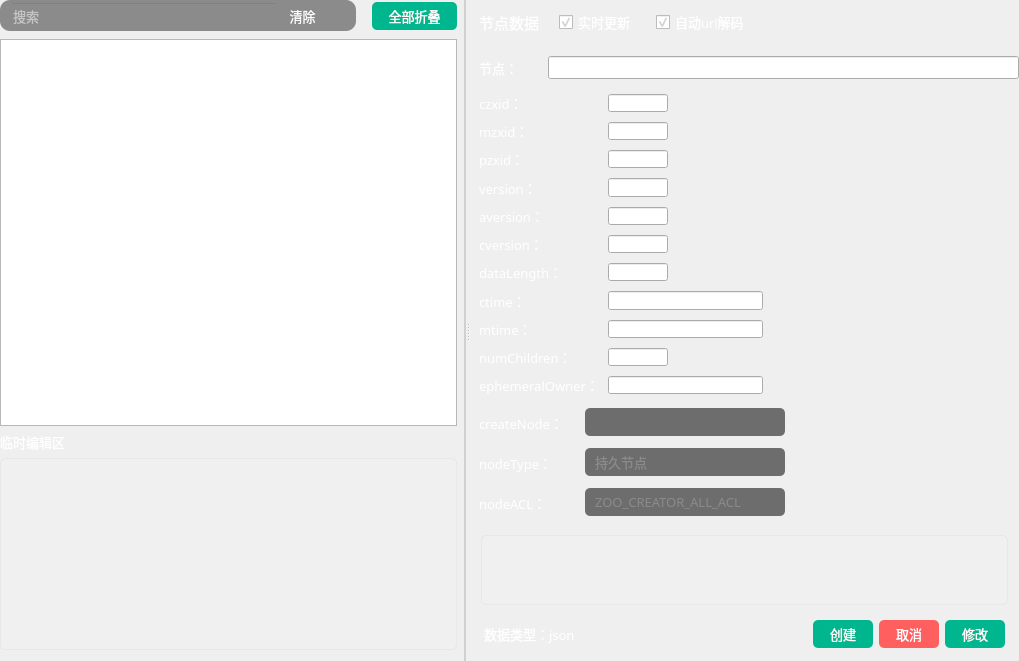
Before: the Qt Designer form Fdog-Kit-Zookeeper/module_zookeeper/zookeeperwidget.ui in HuaGouFdog/Fdog-Kit, drawn with Qt 5.
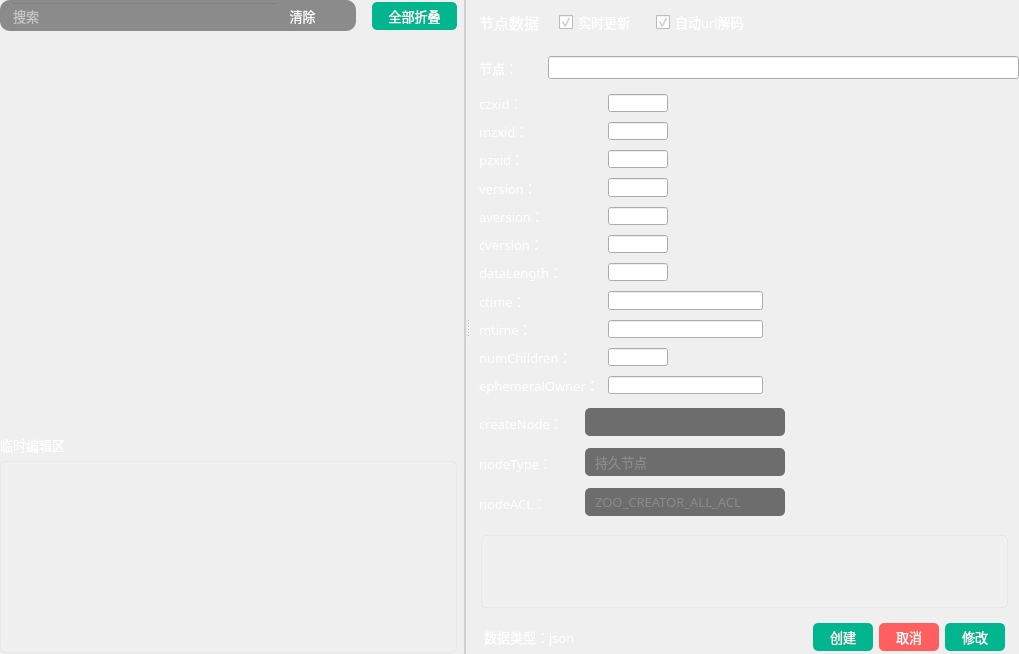
After: the same form once the commit is applied. The open tabs and pages were chosen to show the change. Icons and pictures are not drawn.

What changed in the file:
```diff
--- a/Fdog-Kit-Zookeeper/module_zookeeper/zookeeperwidget.ui
+++ b/Fdog-Kit-Zookeeper/module_zookeeper/zookeeperwidget.ui
@@ -150,7 +150,7 @@
         <number>9</number>
        </property>
        <property name="bottomMargin">
-        <number>10</number>
+        <number>0</number>
        </property>
        <item>
         <widget class="QWidget" name="horizontalWidget_1_3_l" native="true">
@@ -394,6 +394,57 @@
            <number>1</number>
           </property>
           <item>
+           <widget class="QWidget" name="horizontalWidget_1_1_l" native="true">
+            <property name="minimumSize">
+             <size>
+              <width>0</width>
+              <height>58</height>
+             </size>
+            </property>
+            <property name="font">
+             <font>
+              <pointsize>10</pointsize>
+             </font>
+            </property>
+            <layout class="QVBoxLayout" name="verticalLayout_3">
+             <property name="leftMargin">
+              <number>0</number>
+             </property>
+             <property name="topMargin">
+              <number>0</number>
+             </property>
+             <property name="rightMargin">
+              <number>0</number>
+             </property>
+             <property name="bottomMargin">
+              <number>0</number>
+             </property>
+             <item>
+              <widget class="QStackedWidget" name="stackedWidget">
+               <property name="minimumSize">
+                <size>
+                 <width>0</width>
+                 <height>200</height>
+                </size>
+               </property>
+               <property name="currentIndex">
+                <number>0</number>
+               </property>
+               <widget class="QWidget" name="page">
+                <layout class="QVBoxLayout" name="verticalLayout_6">
+                 <property name="leftMargin">
+                  <number>0</number>
+                 </property>
+                 <property name="topMargin">
+                  <number>0</number>
+                 </property>
+                 <property name="rightMargin">
+                  <number>0</number>
+                 </property>
+                 <property name="bottomMargin">
+                  <number>0</number>
+                 </property>
+                 <item>
            <widget class="QTreeWidget" name="treeWidget">
             <property name="font">
              <font>
@@ -672,32 +723,171 @@
             </column>
            </widget>
           </item>
+                </layout>
+               </widget>
+               <widget class="QWidget" name="page_2">
+                <layout class="QVBoxLayout" name="verticalLayout_8">
+                 <property name="leftMargin">
+                  <number>0</number>
+                 </property>
+                 <property name="topMargin">
+                  <number>0</number>
+                 </property>
+                 <property name="rightMargin">
+                  <number>0</number>
+                 </property>
+                 <property name="bottomMargin">
+                  <number>0</number>
+                 </property>
           <item>
-           <widget class="QWidget" name="horizontalWidget_1_1_l" native="true">
-            <property name="minimumSize">
-             <size>
-              <width>0</width>
-              <height>58</height>
-             </size>
-            </property>
+                  <widget class="QListWidget" name="listWidget">
             <property name="font">
              <font>
+                     <family>OPPOSans B</family>
               <pointsize>10</pointsize>
              </font>
             </property>
-            <layout class="QVBoxLayout" name="verticalLayout_3">
-             <property name="leftMargin">
-              <number>0</number>
-             </property>
-             <property name="topMargin">
-              <number>0</number>
-             </property>
-             <property name="rightMargin">
-              <number>0</number>
-             </property>
-             <property name="bottomMargin">
-              <number>0</number>
-             </property>
+                   <property name="styleSheet">
+                    <string notr="true">#listWidget {
+background-color: rgba(255, 255, 255, 0);
+}
+
+QListWidget#listWidget {
+	border: 0px solid #D3D6DD;
+	outline: none;
+}
+QListWidget::item {
+	height: 28px;
+	color: rgb(255, 255, 255);
+	border: 1px;
+	outline: 0px;
+}
+
+QListWidget::item:hover {
+	border: 0px;
+	outline: 0px;
+    color: rgb(255, 255, 255);
+	background-color: rgb(51, 79, 108);
+}
+QListWidget::item:selected{
+    border: 0px;
+	outline: 0px;
+    color: #45B2FF;
+	background-color: rgb(51, 79, 108);
+}
+QListWidget::item:selected:active{
+    border: 0px;
+	outline: 0px;
+    color: #45B2FF;
+}
+ 
+QListWidget::item:selected:!active {
+    border: 0px;
+	outline: 0px;
+    color: #45B2FF;
+}
+
+QScrollBar:vertical{
+    width: 10px;
+	
+	
+	background-color: rgba(255, 255, 255, 50);
+    margin: 0px,0px,0px,0px;
+    padding-top: 0px;		/*//隐藏上下的箭头*/
+    padding-bottom: 0px;
+border-radius: 4px;
+}
+
+QScrollBar::handle:vertical {
+    width: 10px;
+	
+	background-color: rgb(239, 239, 239);
+    /*滚动条两端变成椭圆 */
+    border-radius: 4px;
+    min-height: 0;
+}
+
+QScrollBar::sub-page:vertical {
+    
+	background-color: rgba(255, 255, 255, 0);
+}
+QScrollBar::add-page:vertical 
+{
+    background-color: rgba(255, 255, 255, 0);
+}
+
+QScrollBar::add-line:vertical {
+	border: none;
+    height: 0px;
+    subcontrol-position: bottom;
+    subcontrol-origin: margin;
+}
+QScrollBar::sub-line:vertical {
+    border: none;
+    height: 0px;
+    subcontrol-position: top;
+    subcontrol-origin: margin;
+}
+
+QScrollBar::down-arrow:vertical {
+    border:none;
+}
+QScrollBar::up-arrow:vertical {
+    border:none;
+}
+
+
+QScrollBar::horizontal{
+    height: 10px;
+	background-color: rgba(255, 255, 255, 50);
+	margin: 0px,0px,0px,0px;
+    padding-top: 0px;		/*//隐藏上下的箭头*/
+    padding-bottom: 0px;
+border-radius: 4px;
+}
+
+QScrollBar::handle:horizontal {
+    height: 10px;
+	background-color: rgb(239, 239, 239);
+    /*滚动条两端变成椭圆 */
+    border-radius: 4px;
+    min-height: 0;
+}
+
+QScrollBar::sub-page:horizontal {
+	background-color: rgba(255, 255, 255, 0);
+}
+QScrollBar::add-page:horizontal 
+{
+    background-color: rgba(255, 255, 255, 0);
+}
+
+QScrollBar::add-line:horizontal {
+	border: none;
+    height: 0px;
+    subcontrol-position: bottom;
+    subcontrol-origin: margin;
+}
+QScrollBar::sub-line:horizontal {
+    border: none;
+    height: 0px;
+    subcontrol-position: top;
+    subcontrol-origin: margin;
+}
+
+QScrollBar::down-arrow:horizontal {
+    border:none;
+}
+QScrollBar::up-arrow:horizontal {
+    border:none;
+}</string>
+                   </property>
+                  </widget>
+                 </item>
+                </layout>
+               </widget>
+              </widget>
+             </item>
              <item>
               <widget class="QLabel" name="label">
                <property name="font">
@@ -839,7 +1029,7 @@
         <number>0</number>
        </property>
        <property name="bottomMargin">
-        <number>10</number>
+        <number>0</number>
        </property>
        <item>
         <widget class="QWidget" name="horizontalWidget_1_2_4_r" native="true">
```
Lines whose indentation alone changed are shown as unchanged.
